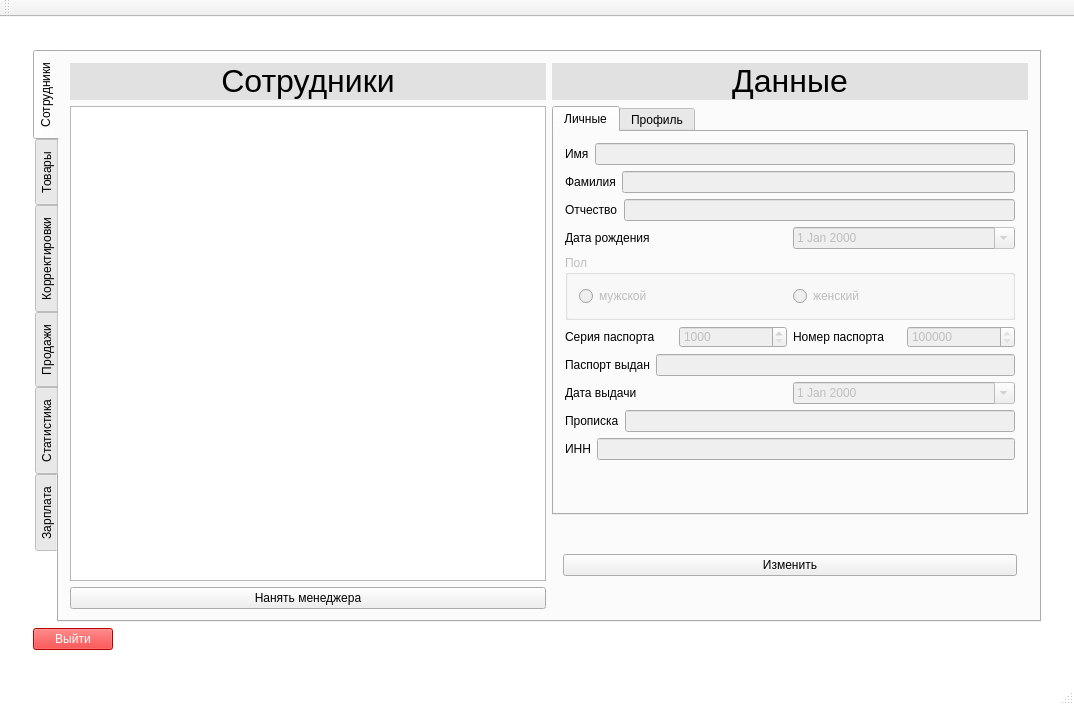
Qt form iSalary/iSalary/mainwindow.ui (Polikarpova/iSalary) before a commit.
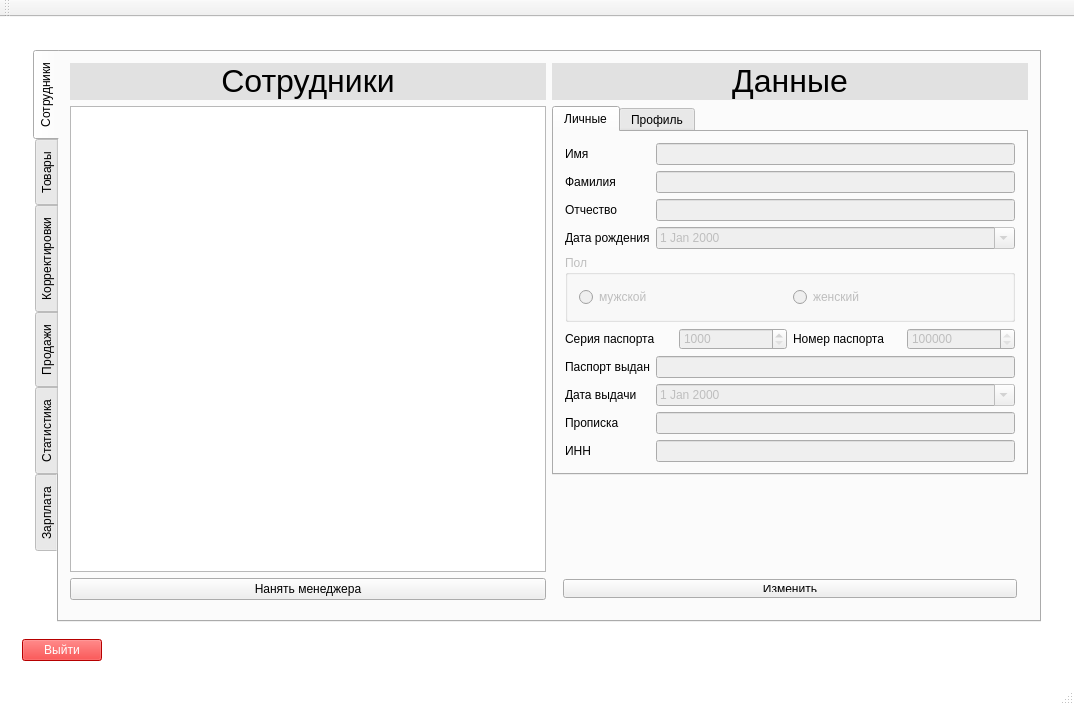
The same form after that commit. The open tabs and pages were chosen to show the change.

Commit message: Исправлен макет в правой части страницы 'Сотрудники'

Diff of the .ui file:
```diff
--- a/iSalary/iSalary/mainwindow.ui
+++ b/iSalary/iSalary/mainwindow.ui
@@ -202,7 +202,7 @@
                <attribute name="title">
                 <string>Сотрудники</string>
                </attribute>
-               <layout class="QHBoxLayout" name="horizontalLayout_20">
+               <layout class="QHBoxLayout" name="horizontalLayout_3">
                 <item>
                  <layout class="QVBoxLayout" name="verticalLayout_2">
                   <item>
@@ -225,10 +225,26 @@
                     </property>
                    </widget>
                   </item>
+                  <item>
+                   <spacer name="verticalSpacer_12">
+                    <property name="orientation">
+                     <enum>Qt::Vertical</enum>
+                    </property>
+                    <property name="sizeType">
+                     <enum>QSizePolicy::Minimum</enum>
+                    </property>
+                    <property name="sizeHint" stdset="0">
+                     <size>
+                      <width>20</width>
+                      <height>9</height>
+                     </size>
+                    </property>
+                   </spacer>
+                  </item>
                  </layout>
                 </item>
                 <item>
-                 <layout class="QVBoxLayout" name="verticalLayout">
+                 <layout class="QVBoxLayout" name="verticalLayout_21">
                   <item>
                    <widget class="QLabel" name="label_2">
                     <property name="styleSheet">
@@ -275,8 +291,99 @@
                      <attribute name="title">
                       <string>Личные</string>
                      </attribute>
-                     <layout class="QGridLayout" name="gridLayout">
-                      <item row="4" column="0">
+                     <layout class="QVBoxLayout" name="verticalLayout_20">
+                      <item>
+                       <layout class="QFormLayout" name="formLayout_4">
+                        <item row="0" column="0">
+                         <widget class="QLabel" name="label_3">
+                          <property name="text">
+                           <string>Имя</string>
+                          </property>
+                         </widget>
+                        </item>
+                        <item row="1" column="0">
+                         <widget class="QLabel" name="label_4">
+                          <property name="text">
+                           <string>Фамилия</string>
+                          </property>
+                         </widget>
+                        </item>
+                        <item row="2" column="0">
+                         <widget class="QLabel" name="label_5">
+                          <property name="text">
+                           <string>Отчество</string>
+                          </property>
+                         </widget>
+                        </item>
+                        <item row="3" column="0">
+                         <widget class="QLabel" name="label_6">
+                          <property name="text">
+                           <string>Дата рождения</string>
+                          </property>
+                         </widget>
+                        </item>
+                        <item row="0" column="1">
+                         <widget class="QLineEdit" name="name">
+                          <property name="enabled">
+                           <bool>false</bool>
+                          </property>
+                          <property name="dragEnabled">
+                           <bool>false</bool>
+                          </property>
+                          <property name="readOnly">
+                           <bool>false</bool>
+                          </property>
+                         </widget>
+                        </item>
+                        <item row="1" column="1">
+                         <widget class="QLineEdit" name="familia">
+                          <property name="enabled">
+                           <bool>false</bool>
+                          </property>
+                         </widget>
+                        </item>
+                        <item row="2" column="1">
+                         <widget class="QLineEdit" name="otchestvo">
+                          <property name="enabled">
+                           <bool>false</bool>
+                          </property>
+                         </widget>
+                        </item>
+                        <item row="3" column="1">
+                         <widget class="QDateEdit" name="dateOfBirth">
+                          <property name="enabled">
+                           <bool>false</bool>
+                          </property>
+                          <property name="wrapping">
+                           <bool>false</bool>
+                          </property>
+                          <property name="frame">
+                           <bool>true</bool>
+                          </property>
+                          <property name="buttonSymbols">
+                           <enum>QAbstractSpinBox::UpDownArrows</enum>
+                          </property>
+                          <property name="keyboardTracking">
+                           <bool>true</bool>
+                          </property>
+                          <property name="showGroupSeparator" stdset="0">
+                           <bool>false</bool>
+                          </property>
+                          <property name="minimumDate">
+                           <date>
+                            <year>1900</year>
+                            <month>9</month>
+                            <day>14</day>
+                           </date>
+                          </property>
+                          <property name="calendarPopup">
+                           <bool>true</bool>
+                          </property>
+                         </widget>
+                        </item>
+                       </layout>
+                      </item>
+                      <item>
                        <widget class="QGroupBox" name="sexGroup">
                         <property name="enabled">
                          <bool>false</bool>
@@ -314,8 +421,8 @@
                         </layout>
                        </widget>
                       </item>
-                      <item row="5" column="0">
-                       <layout class="QHBoxLayout" name="horizontalLayout_6">
+                      <item>
+                       <layout class="QHBoxLayout" name="horizontalLayout">
                         <item>
                          <widget class="QLabel" name="label_8">
                           <property name="text">
@@ -358,95 +465,30 @@
                         </item>
                        </layout>
                       </item>
-                      <item row="3" column="0">
-                       <layout class="QHBoxLayout" name="horizontalLayout">
-                        <item>
-                         <widget class="QLabel" name="label_6">
-                          <property name="text">
-                           <string>Дата рождения</string>
-                          </property>
-                         </widget>
-                        </item>
-                        <item>
-                         <widget class="QDateEdit" name="dateOfBirth">
-                          <property name="enabled">
-                           <bool>false</bool>
-                          </property>
-                          <property name="wrapping">
-                           <bool>false</bool>
-                          </property>
-                          <property name="frame">
-                           <bool>true</bool>
-                          </property>
-                          <property name="buttonSymbols">
-                           <enum>QAbstractSpinBox::UpDownArrows</enum>
-                          </property>
-                          <property name="keyboardTracking">
-                           <bool>true</bool>
-                          </property>
-                          <property name="showGroupSeparator" stdset="0">
-                           <bool>false</bool>
-                          </property>
-                          <property name="minimumDate">
-                           <date>
-                            <year>1900</year>
-                            <month>9</month>
-                            <day>14</day>
-                           </date>
-                          </property>
-                          <property name="calendarPopup">
-                           <bool>true</bool>
-                          </property>
-                         </widget>
-                        </item>
-                       </layout>
-                      </item>
-                      <item row="8" column="0">
-                       <layout class="QHBoxLayout" name="horizontalLayout_9">
-                        <item>
-                         <widget class="QLabel" name="label_10">
-                          <property name="text">
-                           <string>Прописка</string>
-                          </property>
-                         </widget>
-                        </item>
-                        <item>
-                         <widget class="QLineEdit" name="propiska">
-                          <property name="enabled">
-                           <bool>false</bool>
-                          </property>
-                         </widget>
-                        </item>
-                       </layout>
-                      </item>
-                      <item row="6" column="0">
-                       <layout class="QHBoxLayout" name="horizontalLayout_7">
-                        <item>
+                      <item>
+                       <layout class="QFormLayout" name="formLayout_3">
+                        <item row="0" column="0">
                          <widget class="QLabel" name="label_11">
                           <property name="text">
                            <string>Паспорт выдан</string>
                           </property>
                          </widget>
                         </item>
-                        <item>
+                        <item row="0" column="1">
                          <widget class="QLineEdit" name="pasport">
                           <property name="enabled">
                            <bool>false</bool>
                           </property>
                          </widget>
                         </item>
-                       </layout>
-                      </item>
-                      <item row="7" column="0">
-                       <layout class="QHBoxLayout" name="horizontalLayout_8">
-                        <item>
+                        <item row="1" column="0">
                          <widget class="QLabel" name="label_9">
                           <property name="text">
                            <string>Дата выдачи</string>
                           </property>
                          </widget>
                         </item>
-                        <item>
+                        <item row="1" column="1">
                          <widget class="QDateEdit" name="datePasport">
                           <property name="enabled">
                            <bool>false</bool>
@@ -478,78 +520,32 @@
                           </property>
                          </widget>
                         </item>
-                       </layout>
-                      </item>
-                      <item row="2" column="0">
-                       <layout class="QHBoxLayout" name="horizontalLayout_5">
-                        <item>
-                         <widget class="QLabel" name="label_5">
+                        <item row="2" column="0">
+                         <widget class="QLabel" name="label_10">
                           <property name="text">
-                           <string>Отчество</string>
+                           <string>Прописка</string>
                           </property>
                          </widget>
                         </item>
-                        <item>
-                         <widget class="QLineEdit" name="otchestvo">
-                          <property name="enabled">
-                           <bool>false</bool>
-                          </property>
-                         </widget>
+                        <item row="2" column="1">
+                         <layout class="QHBoxLayout" name="horizontalLayout_9">
+                          <item>
+                           <widget class="QLineEdit" name="propiska">
+                            <property name="enabled">
+                             <bool>false</bool>
+                            </property>
+                           </widget>
+                          </item>
+                         </layout>
                         </item>
-                       </layout>
-                      </item>
-                      <item row="1" column="0">
-                       <layout class="QHBoxLayout" name="horizontalLayout_4">
-                        <item>
-                         <widget class="QLabel" name="label_4">
-                          <property name="text">
-                           <string>Фамилия</string>
-                          </property>
-                         </widget>
-                        </item>
-                        <item>
-                         <widget class="QLineEdit" name="familia">
-                          <property name="enabled">
-                           <bool>false</bool>
-                          </property>
-                         </widget>
-                        </item>
-                       </layout>
-                      </item>
-                      <item row="0" column="0">
-                       <layout class="QHBoxLayout" name="horizontalLayout_3">
-                        <item>
-                         <widget class="QLabel" name="label_3">
-                          <property name="text">
-                           <string>Имя</string>
-                          </property>
-                         </widget>
-                        </item>
-                        <item>
-                         <widget class="QLineEdit" name="name">
-                          <property name="enabled">
-                           <bool>false</bool>
-                          </property>
-                          <property name="dragEnabled">
-                           <bool>false</bool>
-                          </property>
-                          <property name="readOnly">
-                           <bool>false</bool>
-                          </property>
-                         </widget>
-                        </item>
-                       </layout>
-                      </item>
-                      <item row="9" column="0">
-                       <layout class="QHBoxLayout" name="horizontalLayout_10">
-                        <item>
+                        <item row="3" column="0">
                          <widget class="QLabel" name="label_13">
                           <property name="text">
                            <string>ИНН</string>
                           </property>
                          </widget>
                         </item>
-                        <item>
+                        <item row="3" column="1">
                          <widget class="QLineEdit" name="INN">
                           <property name="enabled">
                            <bool>false</bool>
@@ -558,19 +554,6 @@
                         </item>
                        </layout>
                       </item>
-                      <item row="10" column="0">
-                       <spacer name="verticalSpacer_8">
-                        <property name="orientation">
-                         <enum>Qt::Vertical</enum>
-                        </property>
-                        <property name="sizeHint" stdset="0">
-                         <size>
-                          <width>20</width>
-                          <height>40</height>
-                         </size>
-                        </property>
-                       </spacer>
-                      </item>
                      </layout>
                      <zorder></zorder>
                      <zorder>sexGroup</zorder>
@@ -613,11 +596,49 @@
                     </widget>
                    </widget>
                   </item>
+                  <item>
+                   <spacer name="verticalSpacer_11">
+                    <property name="orientation">
+                     <enum>Qt::Vertical</enum>
+                    </property>
+                    <property name="sizeType">
+                     <enum>QSizePolicy::Maximum</enum>
+                    </property>
+                    <property name="sizeHint" stdset="0">
+                     <size>
+                      <width>20</width>
+                      <height>1000</height>
+                     </size>
+                    </property>
+                   </spacer>
+                  </item>
+                  <item>
+                   <spacer name="verticalSpacer_8">
+                    <property name="orientation">
+                     <enum>Qt::Vertical</enum>
+                    </property>
+                    <property name="sizeType">
+                     <enum>QSizePolicy::Ignored</enum>
+                    </property>
+                    <property name="sizeHint" stdset="0">
+                     <size>
+                      <width>16</width>
+                      <height>1</height>
+                     </size>
+                    </property>
+                   </spacer>
+                  </item>
                   <item>
                    <widget class="QStackedWidget" name="stackedWidget">
                     <property name="enabled">
                      <bool>true</bool>
                     </property>
+                    <property name="sizePolicy">
+                     <sizepolicy hsizetype="Preferred" vsizetype="Preferred">
+                      <horstretch>0</horstretch>
+                      <verstretch>0</verstretch>
+                     </sizepolicy>
+                    </property>
                     <property name="minimumSize">
                      <size>
                       <width>311</width>
@@ -637,9 +658,20 @@
                      <number>0</number>
                     </property>
                     <widget class="QWidget" name="page1">
-                     <layout class="QHBoxLayout" name="horizontalLayout_11">
+                     <layout class="QVBoxLayout" name="verticalLayout_22">
                       <item>
                        <widget class="QPushButton" name="changeManagerButton">
+                        <property name="sizePolicy">
+                         <sizepolicy hsizetype="Preferred" vsizetype="Preferred">
+                          <horstretch>0</horstretch>
+                          <verstretch>0</verstretch>
+                         </sizepolicy>
+                        </property>
+                        <property name="styleSheet">
+                         <string notr="true">QPushButton {
+	padding: 5px;
+}</string>
+                        </property>
                         <property name="text">
                          <string>Изменить</string>
                         </property>
@@ -1798,36 +1830,6 @@
               </widget>
              </widget>
             </item>
-            <item>
-             <layout class="QHBoxLayout" name="horizontalLayout_13">
-              <item>
-               <widget class="QPushButton" name="quitButton">
-                <property name="styleSheet">
-                 <string notr="true">QPushButton { background-color: rgb(255, 0, 0); color: rgb(255, 255, 255); }</string>
-                </property>
-                <property name="text">
-                 <string>Выйти</string>
-                </property>
-               </widget>
-              </item>
-              <item>
-               <spacer name="horizontalSpacer">
-                <property name="orientation">
-                 <enum>Qt::Horizontal</enum>
-                </property>
-                <property name="sizeType">
-                 <enum>QSizePolicy::Expanding</enum>
-                </property>
-                <property name="sizeHint" stdset="0">
-                 <size>
-                  <width>40</width>
-                  <height>20</height>
-                 </size>
-                </property>
-               </spacer>
-              </item>
-             </layout>
-            </item>
            </layout>
           </widget>
           <widget class="QWidget" name="manager">
@@ -2015,6 +2017,36 @@
           </widget>
          </widget>
         </item>
+        <item>
+         <layout class="QHBoxLayout" name="horizontalLayout_13">
+          <item>
+           <widget class="QPushButton" name="quitButton">
+            <property name="styleSheet">
+             <string notr="true">QPushButton { background-color: rgb(255, 0, 0); color: rgb(255, 255, 255); }</string>
+            </property>
+            <property name="text">
+             <string>Выйти</string>
+            </property>
+           </widget>
+          </item>
+          <item>
+           <spacer name="horizontalSpacer">
+            <property name="orientation">
+             <enum>Qt::Horizontal</enum>
+            </property>
+            <property name="sizeType">
+             <enum>QSizePolicy::Expanding</enum>
+            </property>
+            <property name="sizeHint" stdset="0">
+             <size>
+              <width>40</width>
+              <height>20</height>
+             </size>
+            </property>
+           </spacer>
+          </item>
+         </layout>
+        </item>
        </layout>
       </widget>
      </widget>
```
Left out of the diff: 10 changed lines with no effect on the pictures. The commit also changes 1 other file.
